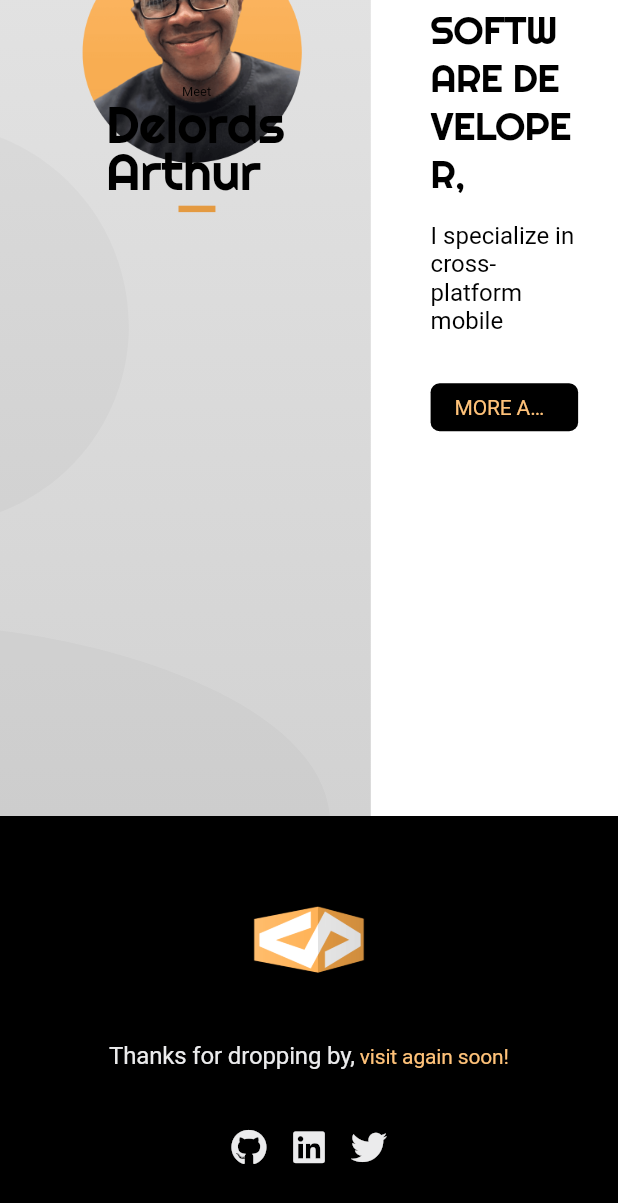
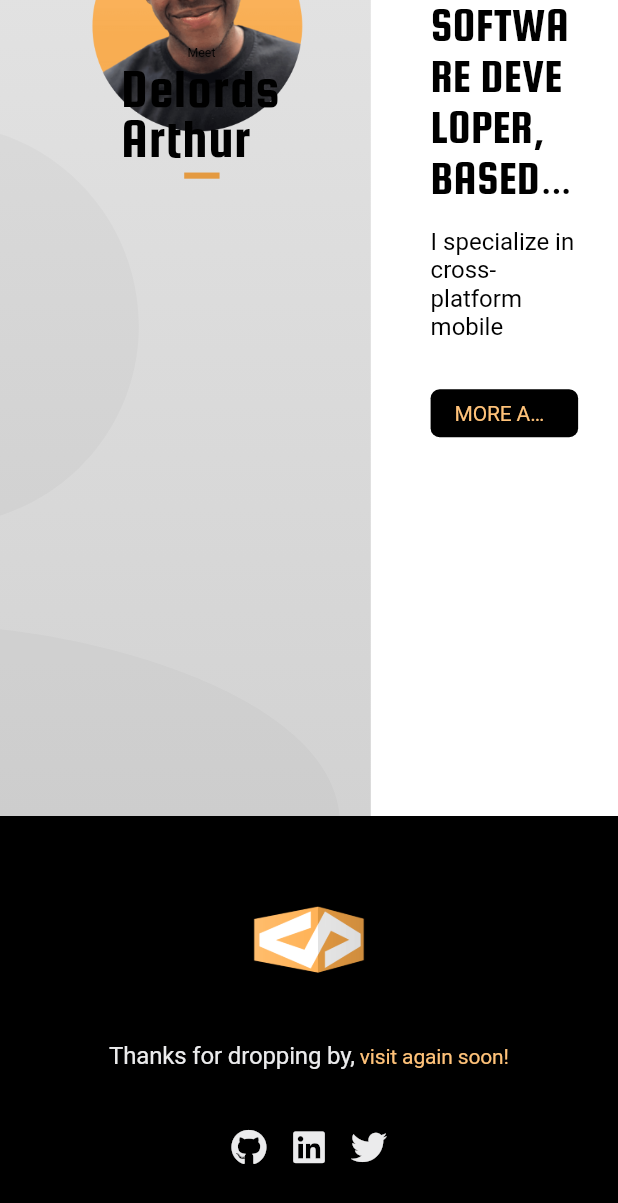
Before and after one commit to thearthurdev/arthurdev, a Flutter app: the screen it shows after launch, scrolled down 336 dp, on a phone screen of 412 x 824 dp. Shown: the top 1203 px of the screen. Run offline on Flutter 3.47's test engine with Material 2 defaults, Android fonts, the phone set to English and light mode, and no system bars; missing offline and left inert: webfeed; Roboto replaces fonts that are missing (Sen).

Commit message:
visual tweaks and fixes

```diff
--- a/lib/pages/home_page.dart
+++ b/lib/pages/home_page.dart
@@ -23,10 +23,8 @@ class _HomePageState extends State<HomePage> {
   ScrollController _mainScrollController;
   ScrollController _secondaryScrollController;
   ScrollController _currentScrollController;
-  PageController _portfolioPageController;
   bool _freezeMainScrollController;
   int _currentSection;
-  int _currentPortfolioPage;
   double _initScreenHeight;
   // double _maxMainScrollExtent;
   double _maxSecondaryScrollExtent;
@@ -43,11 +41,9 @@ class _HomePageState extends State<HomePage> {
       ..addListener(_handleScrollEvents);
     _secondaryScrollController = ScrollController()
       ..addListener(_handleScrollEvents);
-    _portfolioPageController = PageController();
     _currentScrollController = _mainScrollController;
     _freezeMainScrollController = false;
     _currentSection = 0;
-    _currentPortfolioPage = 0;
     _secondaryScrollControllerOffset = 0.0;
     _mainScrollControllerExtentBefore = 0.0;
     _mainScrollControllerExtentAfter = 0.0;
--- a/lib/sections/blog_section_right.dart
+++ b/lib/sections/blog_section_right.dart
@@ -23,7 +23,7 @@ class BlogSectionRight extends StatelessWidget {
         children: [
           InfoActionBox(
             sectionTitle: 'Blog',
-            heading: 'What\'s new?\nSee my latest blog posts.',
+            heading: 'What\'s new?\nSee my latest blog posts',
             body: 'I write about tech tips, software development,'
                 '\nmy experiences and opinions now and then',
             actionText: 'Visit blog',
--- a/lib/sections/intro_section_left.dart
+++ b/lib/sections/intro_section_left.dart
@@ -22,8 +22,8 @@ class IntroSectionLeft extends StatelessWidget {
         ),
       ),
       padding: EdgeInsets.fromLTRB(
-        kScreenWidthAwareSize(80.0, context),
-        kScreenHeightAwareSize(160.0, context),
+        kScreenWidthAwareSize(90.0, context),
+        kScreenHeightAwareSize(150.0, context),
         kScreenWidthAwareSize(60.0, context),
         kScreenHeightAwareSize(00.0, context),
       ),
--- a/lib/sections/intro_section_right.dart
+++ b/lib/sections/intro_section_right.dart
@@ -26,7 +26,7 @@ class IntroSectionRight extends StatelessWidget {
         children: [
           InfoActionBox(
             sectionTitle: 'Intro',
-            heading: 'Software Developer,\nbased in Ghana.',
+            heading: 'Software Developer,\nbased in Ghana',
             body:
                 'I specialize in cross-platform mobile\ndevelopment, android and windows\nautomation',
             actionText: 'More about me',
--- a/lib/sections/job_section_right.dart
+++ b/lib/sections/job_section_right.dart
@@ -25,7 +25,7 @@ class JobSectionRight extends StatelessWidget {
         children: [
           InfoActionBox(
             sectionTitle: 'Job',
-            heading: 'Impressed?\nGive me a job.',
+            heading: 'Impressed?\nGive me a job',
             body: 'I am looking for a part-time job or a\nfreelance project',
             actionText: 'Email me',
             onActionTap: () async {
--- a/lib/sections/portfolio_section_left.dart
+++ b/lib/sections/portfolio_section_left.dart
@@ -4,6 +4,7 @@ import 'package:arthurdev/utils/responsive_view_util.dart';
 import 'package:arthurdev/widgets/page_view_action_button.dart';
 import 'package:flutter/material.dart';
 import 'package:provider/provider.dart';
+import 'package:url_launcher/url_launcher.dart';
 
 class PortfolioSectionLeft extends StatefulWidget {
   const PortfolioSectionLeft({Key key}) : super(key: key);
@@ -19,10 +20,8 @@ class _PortfolioSectionLeftState extends State<PortfolioSectionLeft> {
   @override
   void initState() {
     super.initState();
-    _pageController = PageController(
-      initialPage: context.read<HomePageProvider>().currentPortfolioPage,
-    );
-    _currentPage = 0;
+    _currentPage = context.read<HomePageProvider>().currentPortfolioPage;
+    _pageController = PageController(initialPage: _currentPage);
 
     _loadImageAssets(context);
   }
@@ -177,14 +176,35 @@ class _MobWearPortfolioViewState extends State<MobWearPortfolioView>
                     image: 'assets/images/mobwear_logo.png',
                     title: 'MobWear',
                     description:
-                        'Customize Smartphones with colors and textures',
+                        'Customize smartphones with colors and textures',
+                    toolTip: 'Click to view the code on GitHub',
+                    onTap: () async {
+                      String url = 'https://github.com/thearthurdev/mobwear';
+
+                      if (await canLaunch(url)) {
+                        await launch(url);
+                      } else {
+                        throw 'Could not launch $url';
+                      }
+                    },
                   ),
                   SizedBox(height: 32.0),
                   InkWell(
-                    onTap: () {},
+                    onTap: () async {
+                      String url =
+                          'https://play.google.com/store/apps/details?id=com.arthurdev.mobwear';
+
+                      if (await canLaunch(url)) {
+                        await launch(url);
+                      } else {
+                        throw 'Could not launch $url';
+                      }
+                    },
                     child: SizedBox(
                       width: 160.0,
-                      child: Image.asset('assets/images/play_store_button.png'),
+                      child: Image.asset(
+                        'assets/images/play_store_button.png',
+                      ),
                     ),
                   ),
                 ],
@@ -286,6 +306,17 @@ class _SneakPeakPortfolioViewState extends State<SneakPeakPortfolioView>
                 title: 'Sneak Peak',
                 description:
                     'Experience delightful animations\nwhile sneaker shopping',
+                toolTip: 'Click to see the animations in action',
+                onTap: () async {
+                  String url =
+                      'https://twitter.com/_DeeArthur/status/1246287315707797505?s=20';
+
+                  if (await canLaunch(url)) {
+                    await launch(url);
+                  } else {
+                    throw 'Could not launch $url';
+                  }
+                },
               ),
             ),
           ),
@@ -314,7 +345,7 @@ class MoreSoonPortfolioView extends StatelessWidget {
       ),
       child: Center(
         child: PortfolioInfoBox(
-          title: 'More Soon',
+          title: 'More Soon...',
           description: 'There\'s more in the works so come back soon!',
         ),
       ),
@@ -328,20 +359,48 @@ class PortfolioInfoBox extends StatelessWidget {
     this.description,
     this.image,
     this.width,
+    this.onTap,
+    this.toolTip,
   });
 
   final String image;
   final String title;
   final String description;
+  final String toolTip;
   final double width;
+  final VoidCallback onTap;
 
   @override
   Widget build(BuildContext context) {
-    return Container(
-      width: width ?? 350.0,
+    if (toolTip == null) return buildView();
+
+    return Tooltip(
+      message: toolTip,
+      waitDuration: kShortDuration,
+      decoration: BoxDecoration(
+        color: kPrimaryColorDark,
+        borderRadius: kBorderRadius,
+      ),
+      textStyle: kSectionInfoTextStyle.copyWith(
+        fontSize: 12.0,
+        color: kPrimaryTextColorLight,
+      ),
+      padding: EdgeInsets.all(8.0),
+      preferBelow: true,
+      verticalOffset: 32.0,
+      child: buildView(),
+    );
+  }
+
+  InkWell buildView() {
+    return InkWell(
+      onTap: onTap,
+      child: Container(
+        constraints: BoxConstraints(maxWidth: width ?? 350.0),
         height: 100.0,
-      padding: EdgeInsets.only(right: 48.0),
+        margin: EdgeInsets.only(right: 48.0),
         child: Row(
+          mainAxisSize: MainAxisSize.min,
           children: [
             image != null
                 ? Container(
@@ -361,8 +420,10 @@ class PortfolioInfoBox extends StatelessWidget {
                 mainAxisAlignment: MainAxisAlignment.center,
                 crossAxisAlignment: CrossAxisAlignment.start,
                 children: [
-                FittedBox(
+                  Flexible(
+                    child: FittedBox(
                       child: Text(title, style: kLargeHeaderTextStyle),
+                    ),
                   ),
                   SizedBox(height: 4.0),
                   Flexible(
@@ -373,6 +434,7 @@ class PortfolioInfoBox extends StatelessWidget {
             ),
           ],
         ),
+      ),
     );
   }
 }
--- a/lib/sections/portfolio_section_right.dart
+++ b/lib/sections/portfolio_section_right.dart
@@ -23,7 +23,7 @@ class PortfolioSectionRight extends StatelessWidget {
         children: [
           InfoActionBox(
             sectionTitle: 'Portfolio',
-            heading: 'Creative works,\nhighlighted projects.',
+            heading: 'Creative works,\nhighlighted projects',
             body: 'Check out some of my side projects and'
                 '\ncreative works',
             actionText: 'Explore more',
--- a/lib/utils/consts.dart
+++ b/lib/utils/consts.dart
@@ -62,9 +62,9 @@ const Duration kLongDuration = Duration(milliseconds: 900);
 
 // TextStyles
 const TextStyle kLargeHeaderTextStyle = TextStyle(
-  fontFamily: 'Righteous',
-  fontSize: 64.0,
-  letterSpacing: -0.5,
+  fontFamily: 'SquadaOne',
+  fontSize: 72.0,
+  letterSpacing: 1.0,
   height: 0.9,
   color: kPrimaryTextColorDark,
 );
@@ -77,7 +77,7 @@ const TextStyle kHeaderTextStyleLight = TextStyle(
 );
 
 const TextStyle kHeaderTextStyleDark = TextStyle(
-  fontFamily: 'Righteous',
+  fontFamily: 'SquadaOne',
   fontSize: 22.0,
   letterSpacing: 1.0,
   color: kPrimaryTextColorDark,
@@ -97,9 +97,8 @@ const TextStyle kSectionInfoTextStyle = TextStyle(
 );
 
 const TextStyle kSectionHeaderTextStyle = TextStyle(
-  fontFamily: 'Righteous',
-  fontSize: 26.0,
-  letterSpacing: -0.5,
+  fontFamily: 'SquadaOne',
+  fontSize: 32.0,
   color: kPrimaryTextColorDark,
 );
 
--- a/lib/widgets/blog_post_listtile.dart
+++ b/lib/widgets/blog_post_listtile.dart
@@ -1,5 +1,4 @@
 import 'package:arthurdev/utils/consts.dart';
-import 'package:arthurdev/utils/my_icons.dart';
 import 'package:arthurdev/utils/responsive_view_util.dart';
 import 'package:arthurdev/widgets/circular_arrow_icon.dart';
 import 'package:flutter/material.dart';
--- a/lib/widgets/profile.dart
+++ b/lib/widgets/profile.dart
@@ -20,7 +20,7 @@ class Profile extends StatelessWidget {
 
   Widget desktopLayout() {
     return Container(
-      width: 472.0,
+      width: 436.0,
       height: 333.0,
       child: Stack(
         children: [
--- a/pubspec.yaml
+++ b/pubspec.yaml
@@ -28,6 +28,9 @@ flutter:
     - assets/images/
 
   fonts:
+    - family: SquadaOne
+      fonts:
+        - asset: assets/fonts/squadaone_regular.ttf
     - family: Righteous
       fonts:
         - asset: assets/fonts/righteous_regular.ttf
```
Also changed, not shown: assets/fonts/squadaone_regular.ttf (added), assets/images/mobwear_device.png. Lines whose indentation alone changed are shown as unchanged.
